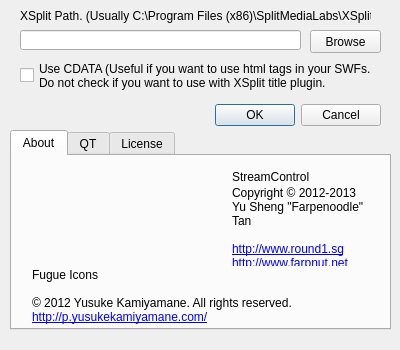
The window that StreamControl/configwindow.ui (farpenoodle/StreamControl) describes before a commit, drawn with Qt 5.
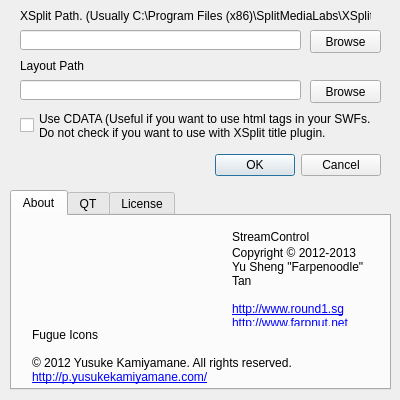
The same window after the commit. Icons and pictures are not drawn.

Commit message: New default tabbed layout. Also introduce layout loading.

What changed in the file:
```diff
--- a/StreamControl/configwindow.ui
+++ b/StreamControl/configwindow.ui
@@ -7,19 +7,19 @@
     <x>0</x>
     <y>0</y>
     <width>400</width>
-    <height>350</height>
+    <height>400</height>
    </rect>
   </property>
   <property name="minimumSize">
    <size>
     <width>400</width>
-    <height>350</height>
+    <height>400</height>
    </size>
   </property>
   <property name="maximumSize">
    <size>
     <width>400</width>
-    <height>340</height>
+    <height>400</height>
    </size>
   </property>
   <property name="windowTitle">
@@ -33,7 +33,7 @@
    <property name="geometry">
     <rect>
      <x>40</x>
-     <y>100</y>
+     <y>150</y>
      <width>341</width>
      <height>30</height>
     </rect>
@@ -88,7 +88,7 @@
    <property name="geometry">
     <rect>
      <x>10</x>
-     <y>130</y>
+     <y>190</y>
      <width>381</width>
      <height>200</height>
     </rect>
@@ -267,7 +267,7 @@
    <property name="geometry">
     <rect>
      <x>20</x>
-     <y>60</y>
+     <y>110</y>
      <width>351</width>
      <height>31</height>
     </rect>
@@ -277,6 +277,45 @@
 Do not check if you want to use with XSplit title plugin.</string>
    </property>
   </widget>
+  <widget class="QLabel" name="label_6">
+   <property name="geometry">
+    <rect>
+     <x>20</x>
+     <y>50</y>
+     <width>351</width>
+     <height>31</height>
+    </rect>
+   </property>
+   <property name="text">
+    <string>Layout Path</string>
+   </property>
+  </widget>
+  <widget class="QLineEdit" name="layoutPathTB">
+   <property name="geometry">
+    <rect>
+     <x>20</x>
+     <y>80</y>
+     <width>281</width>
+     <height>20</height>
+    </rect>
+   </property>
+   <property name="readOnly">
+    <bool>true</bool>
+   </property>
+  </widget>
+  <widget class="QPushButton" name="layoutButton">
+   <property name="geometry">
+    <rect>
+     <x>310</x>
+     <y>80</y>
+     <width>71</width>
+     <height>23</height>
+    </rect>
+   </property>
+   <property name="text">
+    <string>Browse</string>
+   </property>
+  </widget>
  </widget>
  <resources>
   <include location="resources.qrc"/>
```
Left out of the diff: 2 changed lines with no effect on the pictures. The commit also changes 7 other files.
